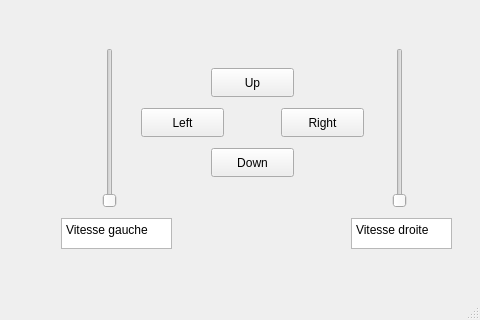
Before: the Qt Designer form WifiBot/mainwindow.ui in Dalinou/WifiBot, drawn with Qt 5; both pictures show x 319 to 799 and y 212 to 532 of the 799 by 532 pixel window.
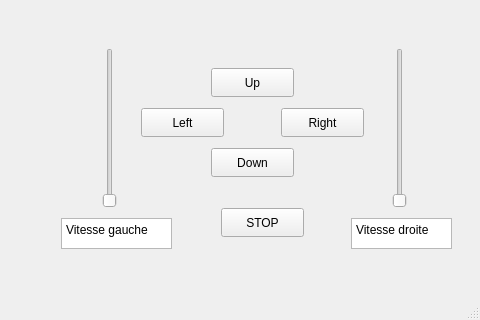
After: the same form once the commit is applied.

Commit message:
Ajout bouton STOP
Ajout d'un bouton STOP pour arrêter le robot

What changed in the file:
```diff
--- a/WifiBot/mainwindow.ui
+++ b/WifiBot/mainwindow.ui
@@ -285,6 +285,19 @@
      </rect>
     </property>
    </widget>
+   <widget class="QPushButton" name="pushButton_STOP">
+    <property name="geometry">
+     <rect>
+      <x>540</x>
+      <y>420</y>
+      <width>83</width>
+      <height>29</height>
+     </rect>
+    </property>
+    <property name="text">
+     <string>STOP</string>
+    </property>
+   </widget>
   </widget>
   <widget class="QMenuBar" name="menubar">
    <property name="geometry">
```
The commit also changes 2 other files.
